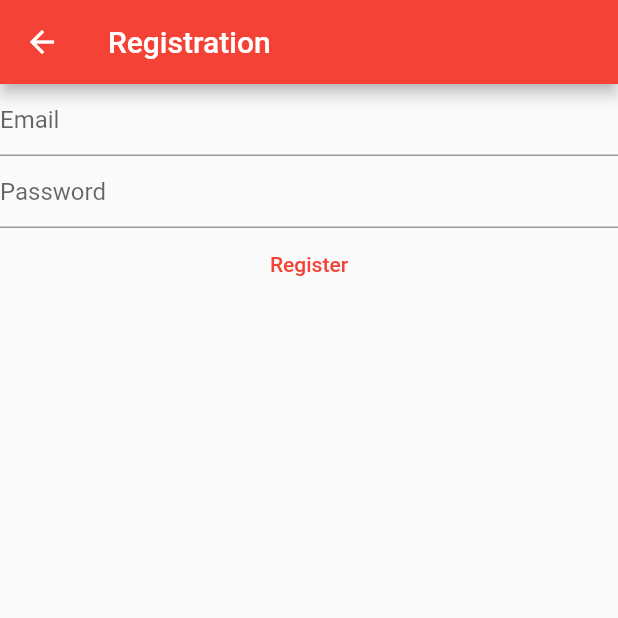
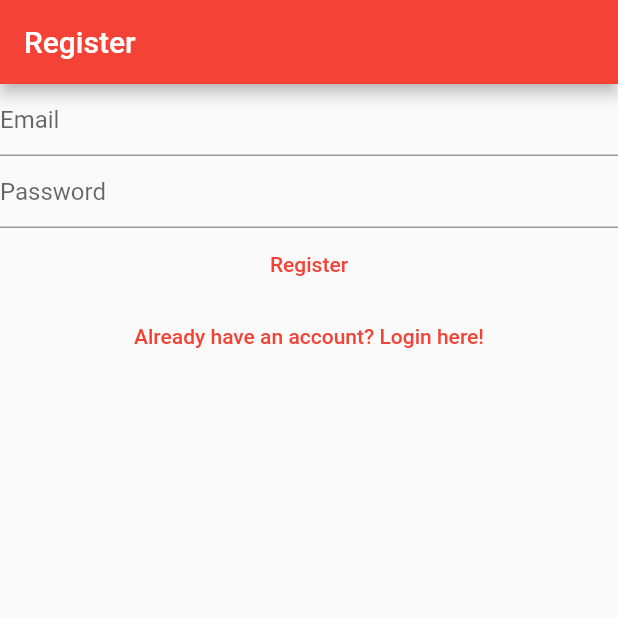
Before and after one commit to PuffinDev/flutter-notes, a Flutter app: the RegisterView screen opened directly, on a phone screen of 412 x 824 dp, the top half of it. Run offline on Flutter 3.47's test engine with Material 2 defaults, Android fonts, the phone set to English and light mode, and no system bars; our stand-ins replace firebase_auth, firebase_core; accounts and stored records are empty.

Commit message:
link between views

```diff
--- a/lib/views/register_view.dart
+++ b/lib/views/register_view.dart
@@ -1,7 +1,5 @@
 import 'package:firebase_auth/firebase_auth.dart';
-import 'package:firebase_core/firebase_core.dart';
 import 'package:flutter/material.dart';
-import 'package:notes/firebase_options.dart';
 
 class RegisterView extends StatefulWidget {
   const RegisterView({Key? key}) : super(key: key);
@@ -31,15 +29,8 @@ class _RegisterViewState extends State<RegisterView> {
   @override
   Widget build(BuildContext context) {
     return Scaffold(
-      appBar: AppBar(title: const Text("Registration")),
-      body: FutureBuilder(
-          future: Firebase.initializeApp(
-            options: DefaultFirebaseOptions.currentPlatform,
-          ),
-          builder: (context, snapshot) {
-            switch (snapshot.connectionState) {
-              case ConnectionState.done:
-                return Column(
+      appBar: AppBar(title: const Text("Register")),
+      body: Column(
         children: [
           TextField(
             controller: _email,
@@ -60,8 +51,7 @@ class _RegisterViewState extends State<RegisterView> {
               final password = _password.text;
               try {
                 final UserCredential userCredential =
-                              await FirebaseAuth.instance
-                                  .createUserWithEmailAndPassword(
+                    await FirebaseAuth.instance.createUserWithEmailAndPassword(
                   email: email,
                   password: password,
                 );
@@ -77,12 +67,15 @@ class _RegisterViewState extends State<RegisterView> {
             },
             child: const Text("Register"),
           ),
+          TextButton(
+            onPressed: () {
+              Navigator.of(context)
+                  .pushNamedAndRemoveUntil("/login", (route) => false);
+            },
+            child: const Text("Already have an account? Login here!"),
+          )
         ],
-                );
-              default:
-                return const Text("Loading...");
-            }
-          }),
+      ),
     );
   }
 }
```
Also changed, not shown: lib/main.dart (+30 -19 lines), lib/views/login_view.dart (+10 -17 lines), lib/views/verify_email_view.dart (added, +27 -0 lines). Lines whose indentation alone changed are shown as unchanged.
